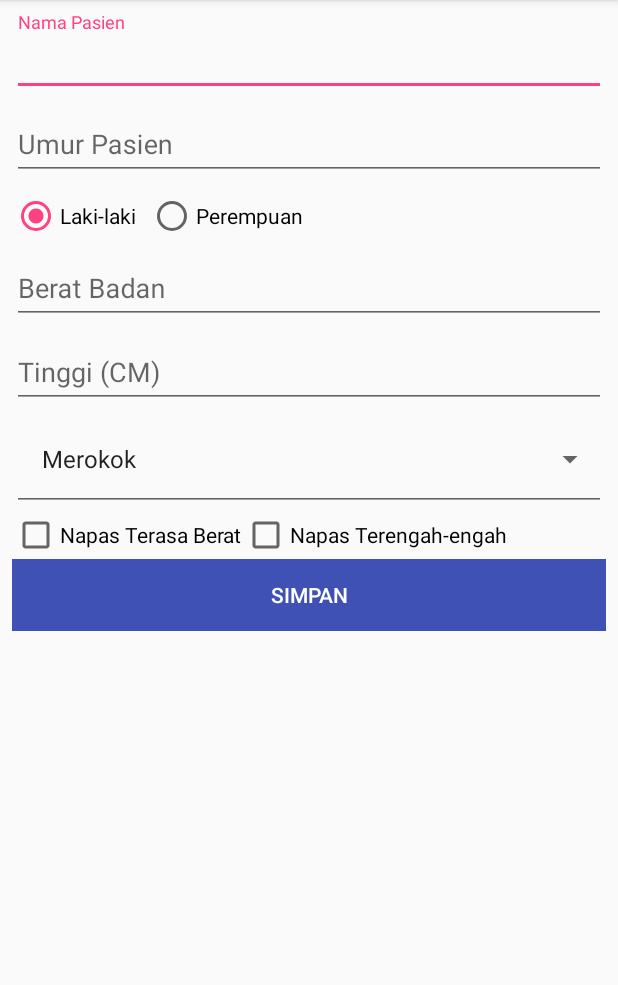
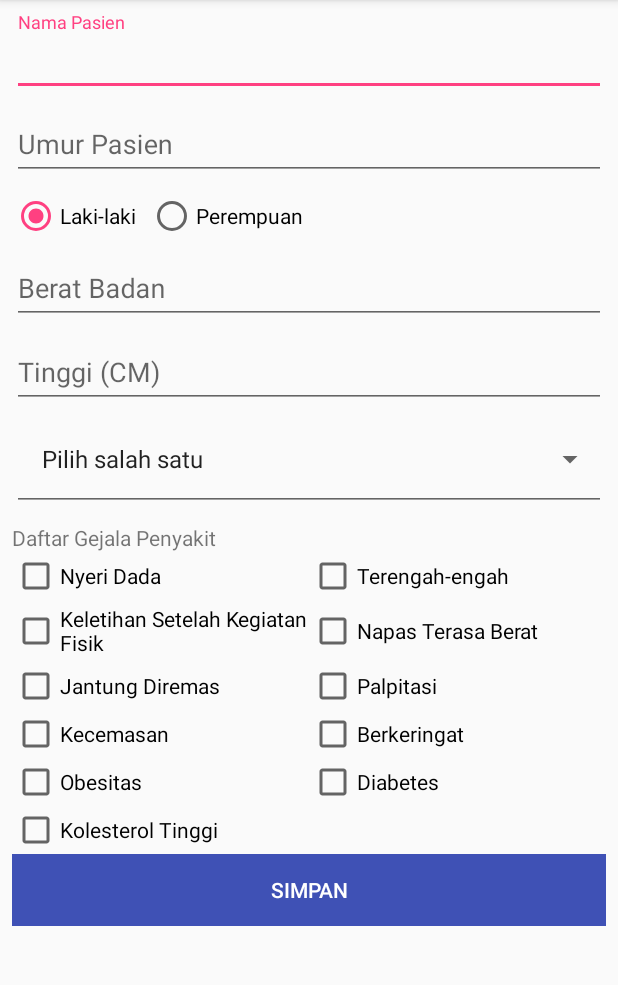
Before and after one commit to muslimmuda15/PulseHearthMonitor, an Android app: the TambahPasien screen opened directly, with no data from a screen before it, on a phone screen of 412 x 824 dp, the part 84-1069 px from its top. Run offline under Robolectric (Android 15) with nearby library versions, the phone set to English and light mode, and no system bars; 1 statement that could not run was skipped.

Commit message:
UpdateKeluhan List And CheckBox

```diff
--- a/app/src/main/java/erris/pulsesensor/TambahPasien.java
+++ b/app/src/main/java/erris/pulsesensor/TambahPasien.java
@@ -19,6 +19,7 @@ import android.widget.RadioButton;
 import android.widget.RadioGroup;
 import android.widget.SimpleAdapter;
 import android.widget.Spinner;
+import android.widget.TableLayout;
 import android.widget.Toast;
 
 import java.util.ArrayList;
@@ -38,6 +39,7 @@ public class TambahPasien extends AppCompatActivity {
     Button btnSimpan, btnHapus;
     ArrayList<String> keluhanList;
     GridLayout contentKeluhan;
+    TableLayout contentAllKeluhan;
 
     int id;
     int nilai_pjk, nilai_pja;
@@ -115,6 +117,7 @@ public class TambahPasien extends AppCompatActivity {
         chkX11 = new CheckBox(context);
 
         keluhanList = new ArrayList<String>();
+        keluhanList.add("Pilih salah satu");
         keluhanList.add("Merokok");
         keluhanList.add("Diabetes");
         keluhanList.add("Dislipidemia");
@@ -124,27 +127,31 @@ public class TambahPasien extends AppCompatActivity {
         txtKeluhan.setAdapter(adapter);
 
         contentKeluhan = (GridLayout) findViewById(R.id.contentKeluhan);
+        contentAllKeluhan = (TableLayout) findViewById(R.id.contentAllKeluhan);
 
-        chkX4 = new CheckBox(context);
-        chkX4.setText("Napas Terasa Berat");
-        contentKeluhan.addView(chkX4);
+        contentKeluhan.setVisibility(GridLayout.GONE);
+        contentAllKeluhan.setVisibility(TableLayout.VISIBLE);
 
-        chkX2 = new CheckBox(context);
-        chkX2.setText("Napas Terengah-engah");
-        contentKeluhan.addView(chkX2);
+//        chkX4 = new CheckBox(context);
+//        chkX4.setText("Napas Terasa Berat");
+//        contentKeluhan.addView(chkX4);
+//
+//        chkX2 = new CheckBox(context);
+//        chkX2.setText("Napas Terengah-engah");
+//        contentKeluhan.addView(chkX2);
 
 
-//        chkX1     = (CheckBox) findViewById(R.id.chkX1);
-//        chkX2     = (CheckBox) findViewById(R.id.chkX2);
-//        chkX3     = (CheckBox) findViewById(R.id.chkX3);
-//        chkX4     = (CheckBox) findViewById(R.id.chkX4);
-//        chkX5     = (CheckBox) findViewById(R.id.chkX5);
-//        chkX6     = (CheckBox) findViewById(R.id.chkX6);
-//        chkX7     = (CheckBox) findViewById(R.id.chkX7);
-//        chkX8     = (CheckBox) findViewById(R.id.chkX8);
-//        chkX9     = (CheckBox) findViewById(R.id.chkX9);
-//        chkX10    = (CheckBox) findViewById(R.id.chkX10);
-//        chkX11    = (CheckBox) findViewById(R.id.chkX11);
+        chkX1     = (CheckBox) findViewById(R.id.chkX1);
+        chkX2     = (CheckBox) findViewById(R.id.chkX2);
+        chkX3     = (CheckBox) findViewById(R.id.chkX3);
+        chkX4     = (CheckBox) findViewById(R.id.chkX4);
+        chkX5     = (CheckBox) findViewById(R.id.chkX5);
+        chkX6     = (CheckBox) findViewById(R.id.chkX6);
+        chkX7     = (CheckBox) findViewById(R.id.chkX7);
+        chkX8     = (CheckBox) findViewById(R.id.chkX8);
+        chkX9     = (CheckBox) findViewById(R.id.chkX9);
+        chkX10    = (CheckBox) findViewById(R.id.chkX10);
+        chkX11    = (CheckBox) findViewById(R.id.chkX11);
 
         laki.setChecked(true);
 
@@ -165,34 +172,47 @@ public class TambahPasien extends AppCompatActivity {
             contentKeluhan.removeAllViews();
             switch(position){
                 case 0:{
+                    contentKeluhan.setVisibility(GridLayout.GONE);
+                    contentAllKeluhan.setVisibility(TableLayout.VISIBLE);
+                    break;
+                }
+                case 1:{
+                    contentKeluhan.setVisibility(GridLayout.VISIBLE);
+                    contentAllKeluhan.setVisibility(TableLayout.GONE);
                     chkX4 = new CheckBox(context);
-                    chkX4.setText("Napas Terasa Berat");
+                    chkX4.setText("Napas Berat");
                     contentKeluhan.addView(chkX4);
 
                     chkX2 = new CheckBox(context);
-                    chkX2.setText("Napas Terengah-engah");
+                    chkX2.setText("Terengah-engah");
                     contentKeluhan.addView(chkX2);
                     break;
                 }
-                case 1:{
+                case 2:{
+                    contentKeluhan.setVisibility(GridLayout.VISIBLE);
+                    contentAllKeluhan.setVisibility(TableLayout.GONE);
                     chkX10 = new CheckBox(context);
                     chkX10.setText("Diabetes");
                     contentKeluhan.addView(chkX10);
                     break;
                 }
-                case 2:{
+                case 3:{
+                    contentKeluhan.setVisibility(GridLayout.VISIBLE);
+                    contentAllKeluhan.setVisibility(TableLayout.GONE);
                     chkX11 = new CheckBox(context);
                     chkX11.setText("Kolesterol Tinggi");
                     contentKeluhan.addView(chkX11);
                     break;
                 }
-                case 3:{
+                case 4:{
+                    contentKeluhan.setVisibility(GridLayout.VISIBLE);
+                    contentAllKeluhan.setVisibility(TableLayout.GONE);
                     chkX7 = new CheckBox(context);
                     chkX7.setText("Kecemasan");
                     contentKeluhan.addView(chkX7);
 
                     chkX6 = new CheckBox(context);
-                    chkX6.setText("Kecemasan");
+                    chkX6.setText("Palpitasi");
                     contentKeluhan.addView(chkX6);
                     break;
                 }
--- a/app/src/main/res/layout/activity_tambah_pasien.xml
+++ b/app/src/main/res/layout/activity_tambah_pasien.xml
@@ -117,179 +117,180 @@
                     <!--android:singleLine="true" />-->
             <!--</android.support.design.widget.TextInputLayout>-->
             <!---->
-            <!--<TableLayout-->
-                <!--android:layout_width="match_parent"-->
-                <!--android:layout_height="match_parent"-->
-                <!--android:layout_marginTop="8dp">-->
+            <TableLayout
+                android:id="@+id/contentAllKeluhan"
+                android:layout_width="match_parent"
+                android:layout_height="match_parent"
+                android:layout_marginTop="8dp">
 
-                <!--<TableRow-->
-                    <!--android:layout_width="match_parent"-->
-                    <!--android:layout_height="match_parent">-->
+                <TableRow
+                    android:layout_width="match_parent"
+                    android:layout_height="match_parent">
 
-                    <!--<LinearLayout-->
-                        <!--android:layout_width="match_parent"-->
-                        <!--android:layout_height="match_parent"-->
-                        <!--android:orientation="vertical">-->
+                    <LinearLayout
+                        android:layout_width="match_parent"
+                        android:layout_height="match_parent"
+                        android:orientation="vertical">
 
-                        <!--<TextView-->
-                            <!--android:id="@+id/textView11"-->
-                            <!--android:layout_width="match_parent"-->
-                            <!--android:layout_height="wrap_content"-->
-                            <!--android:text="Daftar Gejala Penyakit" />-->
-                    <!--</LinearLayout>-->
-                <!--</TableRow>-->
+                        <TextView
+                            android:id="@+id/textView11"
+                            android:layout_width="match_parent"
+                            android:layout_height="wrap_content"
+                            android:text="Daftar Gejala Penyakit" />
+                    </LinearLayout>
+                </TableRow>
 
-                <!--<TableRow-->
-                    <!--android:layout_width="match_parent"-->
-                    <!--android:layout_height="match_parent">-->
+                <TableRow
+                    android:layout_width="match_parent"
+                    android:layout_height="match_parent">
 
-                    <!--<LinearLayout-->
-                        <!--android:layout_width="match_parent"-->
-                        <!--android:layout_height="match_parent"-->
-                        <!--android:layout_gravity="top"-->
-                        <!--android:layout_weight="1"-->
-                        <!--android:orientation="horizontal">-->
+                    <LinearLayout
+                        android:layout_width="match_parent"
+                        android:layout_height="match_parent"
+                        android:layout_gravity="top"
+                        android:layout_weight="1"
+                        android:orientation="horizontal">
 
-                        <!--<CheckBox-->
-                            <!--android:id="@+id/chkX1"-->
-                            <!--android:layout_width="0dp"-->
-                            <!--android:layout_height="wrap_content"-->
-                            <!--android:layout_weight="1"-->
-                            <!--android:text="Nyeri Dada" />-->
+                        <CheckBox
+                            android:id="@+id/chkX1"
+                            android:layout_width="0dp"
+                            android:layout_height="wrap_content"
+                            android:layout_weight="1"
+                            android:text="Nyeri Dada" />
 
-                        <!--<CheckBox-->
-                            <!--android:id="@+id/chkX2"-->
-                            <!--android:layout_width="0dp"-->
-                            <!--android:layout_height="wrap_content"-->
-                            <!--android:layout_weight="1"-->
-                            <!--android:text="Terengah-engah" />-->
-                    <!--</LinearLayout>-->
-                <!--</TableRow>-->
+                        <CheckBox
+                            android:id="@+id/chkX2"
+                            android:layout_width="0dp"
+                            android:layout_height="wrap_content"
+                            android:layout_weight="1"
+                            android:text="Terengah-engah" />
+                    </LinearLayout>
+                </TableRow>
 
-                <!--<TableRow-->
-                    <!--android:layout_width="match_parent"-->
-                    <!--android:layout_height="wrap_content">-->
+                <TableRow
+                    android:layout_width="match_parent"
+                    android:layout_height="wrap_content">
 
-                    <!--<LinearLayout-->
-                        <!--android:layout_width="match_parent"-->
-                        <!--android:layout_height="wrap_content"-->
-                        <!--android:layout_weight="1"-->
-                        <!--android:orientation="horizontal">-->
+                    <LinearLayout
+                        android:layout_width="match_parent"
+                        android:layout_height="wrap_content"
+                        android:layout_weight="1"
+                        android:orientation="horizontal">
 
-                        <!--<CheckBox-->
-                            <!--android:id="@+id/chkX3"-->
-                            <!--android:layout_width="0dp"-->
-                            <!--android:layout_height="match_parent"-->
-                            <!--android:layout_weight="1"-->
-                            <!--android:text="Keletihan Setelah Kegiatan Fisik" />-->
+                        <CheckBox
+                            android:id="@+id/chkX3"
+                            android:layout_width="0dp"
+                            android:layout_height="match_parent"
+                            android:layout_weight="1"
+                            android:text="Keletihan Setelah Kegiatan Fisik" />
 
-                        <!--<CheckBox-->
-                            <!--android:id="@+id/chkX4"-->
-                            <!--android:layout_width="0dp"-->
-                            <!--android:layout_height="match_parent"-->
-                            <!--android:layout_weight="1"-->
-                            <!--android:text="Napas Terasa Berat" />-->
-                    <!--</LinearLayout>-->
-                <!--</TableRow>-->
+                        <CheckBox
+                            android:id="@+id/chkX4"
+                            android:layout_width="0dp"
+                            android:layout_height="match_parent"
+                            android:layout_weight="1"
+                            android:text="Napas Terasa Berat" />
+                    </LinearLayout>
+                </TableRow>
 
-                <!--<TableRow-->
-                    <!--android:layout_width="match_parent"-->
-                    <!--android:layout_height="match_parent">-->
+                <TableRow
+                    android:layout_width="match_parent"
+                    android:layout_height="match_parent">
 
-                    <!--<LinearLayout-->
-                        <!--android:layout_width="match_parent"-->
-                        <!--android:layout_height="match_parent"-->
-                        <!--android:layout_weight="1"-->
-                        <!--android:orientation="horizontal">-->
+                    <LinearLayout
+                        android:layout_width="match_parent"
+                        android:layout_height="match_parent"
+                        android:layout_weight="1"
+                        android:orientation="horizontal">
 
-                        <!--<CheckBox-->
-                            <!--android:id="@+id/chkX5"-->
-                            <!--android:layout_width="0dp"-->
-                            <!--android:layout_height="wrap_content"-->
-                            <!--android:layout_weight="1"-->
-                            <!--android:text="Jantung Diremas" />-->
+                        <CheckBox
+                            android:id="@+id/chkX5"
+                            android:layout_width="0dp"
+                            android:layout_height="wrap_content"
+                            android:layout_weight="1"
+                            android:text="Jantung Diremas" />
 
-                        <!--<CheckBox-->
-                            <!--android:id="@+id/chkX6"-->
-                            <!--android:layout_width="0dp"-->
-                            <!--android:layout_height="wrap_content"-->
-                            <!--android:layout_weight="1"-->
-                            <!--android:text="Palpitasi" />-->
-                    <!--</LinearLayout>-->
-                <!--</TableRow>-->
+                        <CheckBox
+                            android:id="@+id/chkX6"
+                            android:layout_width="0dp"
+                            android:layout_height="wrap_content"
+                            android:layout_weight="1"
+                            android:text="Palpitasi" />
+                    </LinearLayout>
+                </TableRow>
 
-                <!--<TableRow-->
-                    <!--android:layout_width="match_parent"-->
-                    <!--android:layout_height="match_parent">-->
+                <TableRow
+                    android:layout_width="match_parent"
+                    android:layout_height="match_parent">
 
-                    <!--<LinearLayout-->
-                        <!--android:layout_width="match_parent"-->
-                        <!--android:layout_height="match_parent"-->
-                        <!--android:layout_weight="1"-->
-                        <!--android:orientation="horizontal">-->
+                    <LinearLayout
+                        android:layout_width="match_parent"
+                        android:layout_height="match_parent"
+                        android:layout_weight="1"
+                        android:orientation="horizontal">
 
-                        <!--<CheckBox-->
-                            <!--android:id="@+id/chkX7"-->
-                            <!--android:layout_width="0dp"-->
-                            <!--android:layout_height="wrap_content"-->
-                            <!--android:layout_weight="1"-->
-                            <!--android:text="Kecemasan" />-->
+                        <CheckBox
+                            android:id="@+id/chkX7"
+                            android:layout_width="0dp"
+                            android:layout_height="wrap_content"
+                            android:layout_weight="1"
+                            android:text="Kecemasan" />
 
-                        <!--<CheckBox-->
-                            <!--android:id="@+id/chkX8"-->
-                            <!--android:layout_width="0dp"-->
-                            <!--android:layout_height="wrap_content"-->
-                            <!--android:layout_weight="1"-->
-                            <!--android:text="Berkeringat" />-->
-                    <!--</LinearLayout>-->
-                <!--</TableRow>-->
+                        <CheckBox
+                            android:id="@+id/chkX8"
+                            android:layout_width="0dp"
+                            android:layout_height="wrap_content"
+                            android:layout_weight="1"
+                            android:text="Berkeringat" />
+                    </LinearLayout>
+                </TableRow>
 
-                <!--<TableRow-->
-                    <!--android:layout_width="match_parent"-->
-                    <!--android:layout_height="match_parent">-->
+                <TableRow
+                    android:layout_width="match_parent"
+                    android:layout_height="match_parent">
 
-                    <!--<LinearLayout-->
-                        <!--android:layout_width="match_parent"-->
-                        <!--android:layout_height="match_parent"-->
-                        <!--android:layout_weight="1"-->
-                        <!--android:orientation="horizontal">-->
+                    <LinearLayout
+                        android:layout_width="match_parent"
+                        android:layout_height="match_parent"
+                        android:layout_weight="1"
+                        android:orientation="horizontal">
 
-                        <!--<CheckBox-->
-                            <!--android:id="@+id/chkX9"-->
-                            <!--android:layout_width="0dp"-->
-                            <!--android:layout_height="wrap_content"-->
-                            <!--android:layout_weight="1"-->
-                            <!--android:text="Obesitas" />-->
+                        <CheckBox
+                            android:id="@+id/chkX9"
+                            android:layout_width="0dp"
+                            android:layout_height="wrap_content"
+                            android:layout_weight="1"
+                            android:text="Obesitas" />
 
-                        <!--<CheckBox-->
-                            <!--android:id="@+id/chkX10"-->
-                            <!--android:layout_width="0dp"-->
-                            <!--android:layout_height="wrap_content"-->
-                            <!--android:layout_weight="1"-->
-                            <!--android:text="Diabetes" />-->
-                    <!--</LinearLayout>-->
-                <!--</TableRow>-->
+                        <CheckBox
+                            android:id="@+id/chkX10"
+                            android:layout_width="0dp"
+                            android:layout_height="wrap_content"
+                            android:layout_weight="1"
+                            android:text="Diabetes" />
+                    </LinearLayout>
+                </TableRow>
 
-                <!--<TableRow-->
-                    <!--android:layout_width="match_parent"-->
-                    <!--android:layout_height="match_parent">-->
+                <TableRow
+                    android:layout_width="match_parent"
+                    android:layout_height="match_parent">
 
-                    <!--<LinearLayout-->
-                        <!--android:layout_width="match_parent"-->
-                        <!--android:layout_height="match_parent"-->
-                        <!--android:layout_weight="1"-->
-                        <!--android:orientation="horizontal">-->
+                    <LinearLayout
+                        android:layout_width="match_parent"
+                        android:layout_height="match_parent"
+                        android:layout_weight="1"
+                        android:orientation="horizontal">
 
-                        <!--<CheckBox-->
-                            <!--android:id="@+id/chkX11"-->
-                            <!--android:layout_width="0dp"-->
-                            <!--android:layout_height="wrap_content"-->
-                            <!--android:layout_weight="1"-->
-                            <!--android:text="Kolesterol Tinggi" />-->
+                        <CheckBox
+                            android:id="@+id/chkX11"
+                            android:layout_width="0dp"
+                            android:layout_height="wrap_content"
+                            android:layout_weight="1"
+                            android:text="Kolesterol Tinggi" />
 
-                    <!--</LinearLayout>-->
-                <!--</TableRow>-->
-            <!--</TableLayout>-->
+                    </LinearLayout>
+                </TableRow>
+            </TableLayout>
 
             <LinearLayout
                 android:layout_width="match_parent"
```
